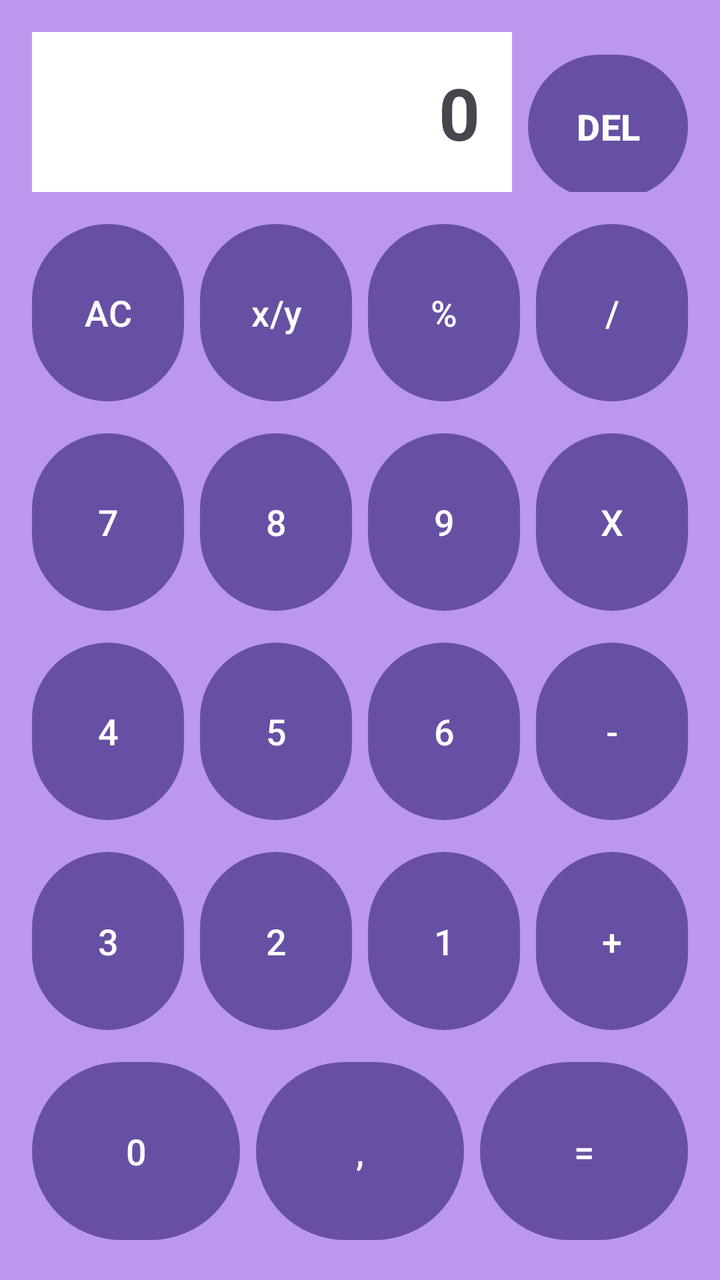
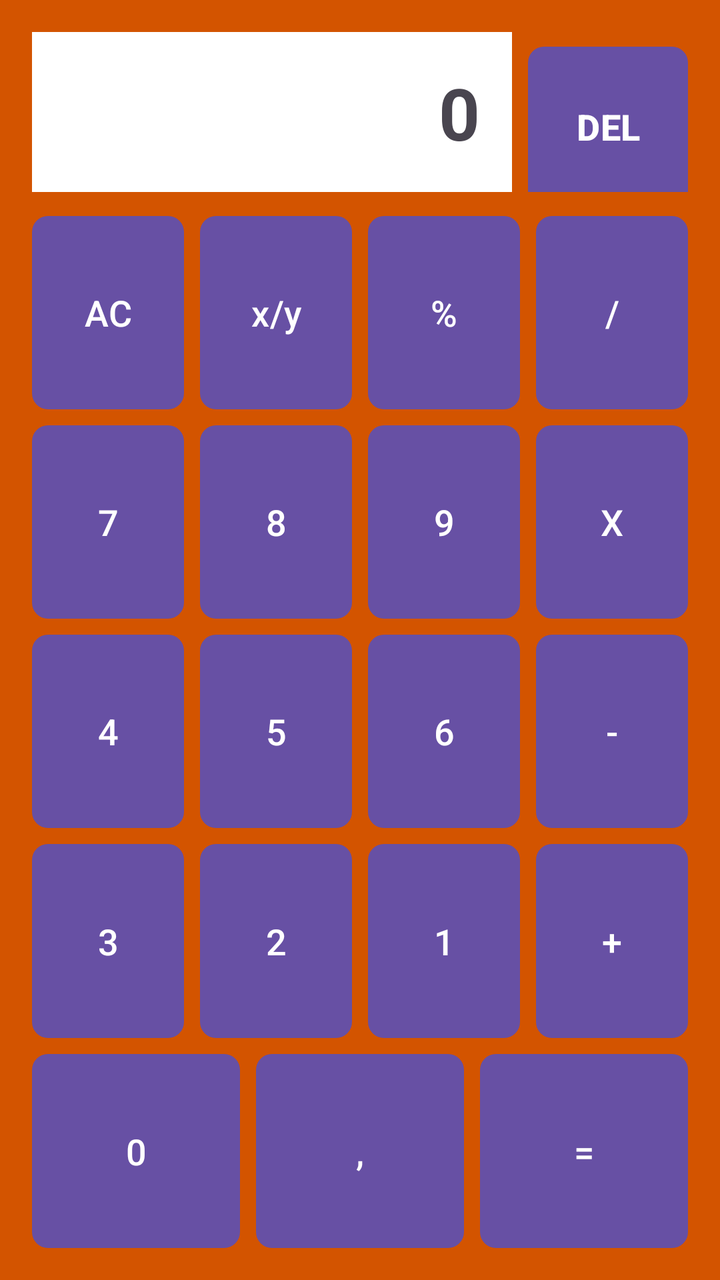

The first picture is an Android layout as it rendered before a commit; the second is the same layout after the commit. The layout source and the unified diff follow.
<!-- AndroidManifest.xml: application theme Theme.Calculadora -->
<!-- res/layout/activity_main.xml -->
<?xml version="1.0" encoding="utf-8"?>
<androidx.constraintlayout.widget.ConstraintLayout xmlns:android="http://schemas.android.com/apk/res/android"
    xmlns:tools="http://schemas.android.com/tools"
    android:id="@+id/main"
    android:layout_width="match_parent"
    android:layout_height="match_parent"
    tools:context=".MainActivity">

    <LinearLayout
        android:layout_width="match_parent"
        android:layout_height="match_parent"
        android:background="#BB97ED"
        android:orientation="vertical"
        android:padding="16dp">

        
        <LinearLayout
            android:layout_width="match_parent"
            android:layout_height="wrap_content"
            android:layout_marginBottom="12dp"
            android:orientation="horizontal">

            <TextView
                android:id="@+id/text_pantalla"
                android:layout_width="0dp"
                android:layout_height="80dp"
                android:layout_weight="3"
                android:background="#FFFFFF"
                android:gravity="end|center_vertical"
                android:padding="16dp"
                android:text="0"
                android:textSize="36sp"
                android:textStyle="bold" />

            <Button
                android:id="@+id/button_del"
                android:layout_width="0dp"
                android:layout_height="80dp"
                android:layout_marginStart="8dp"
                android:layout_weight="1"
                android:text="DEL"
                android:textColor="#FFFFFF"
                android:textSize="18sp"
                android:textStyle="bold" />
        </LinearLayout>

        
        <LinearLayout
            android:layout_width="match_parent"
            android:layout_height="0dp"
            android:layout_weight="1"
            android:orientation="vertical">

            
            <LinearLayout
                android:layout_width="match_parent"
                android:layout_height="0dp"
                android:layout_weight="1"
                android:layout_marginBottom="8dp"
                android:orientation="horizontal">

                <Button
                    android:id="@+id/button_ac"
                    android:layout_width="0dp"
                    android:layout_height="match_parent"
                    android:layout_marginEnd="4dp"
                    android:layout_weight="1"
                    android:text="AC"
                    android:textColor="#FFFFFF"
                    android:textSize="18sp" />

                <Button
                    android:id="@+id/button_plus_minus"
                    android:layout_width="0dp"
                    android:layout_height="match_parent"
                    android:layout_marginHorizontal="4dp"
                    android:layout_weight="1"
                    android:text="x/y"
                    android:textSize="18sp" />

                <Button
                    android:id="@+id/button_percent"
                    android:layout_width="0dp"
                    android:layout_height="match_parent"
                    android:layout_marginHorizontal="4dp"
                    android:layout_weight="1"
                    android:text="%"
                    android:textSize="18sp" />

                <Button
                    android:id="@+id/button_div"
                    android:layout_width="0dp"
                    android:layout_height="match_parent"
                    android:layout_marginStart="4dp"
                    android:layout_weight="1"
                    android:text="/"
                    android:textColor="#FFFFFF"
                    android:textSize="18sp" />
            </LinearLayout>

            
            <LinearLayout
                android:layout_width="match_parent"
                android:layout_height="0dp"
                android:layout_weight="1"
                android:layout_marginBottom="8dp"
                android:orientation="horizontal">

                <Button
                    android:id="@+id/button_7"
                    android:layout_width="0dp"
                    android:layout_height="match_parent"
                    android:layout_marginEnd="4dp"
                    android:layout_weight="1"
                    android:text="7"
                    android:textSize="18sp" />

                <Button
                    android:id="@+id/button_8"
                    android:layout_width="0dp"
                    android:layout_height="match_parent"
                    android:layout_marginHorizontal="4dp"
                    android:layout_weight="1"
                    android:text="8"
                    android:textSize="18sp" />

                <Button
                    android:id="@+id/button_9"
                    android:layout_width="0dp"
                    android:layout_height="match_parent"
                    android:layout_marginHorizontal="4dp"
                    android:layout_weight="1"
                    android:text="9"
                    android:textSize="18sp" />

                <Button
                    android:id="@+id/button_mul"
                    android:layout_width="0dp"
                    android:layout_height="match_parent"
                    android:layout_marginStart="4dp"
                    android:layout_weight="1"
                    android:text="X"
                    android:textColor="#FFFFFF"
                    android:textSize="18sp" />
            </LinearLayout>

            
            <LinearLayout
                android:layout_width="match_parent"
                android:layout_height="0dp"
                android:layout_weight="1"
                android:layout_marginBottom="8dp"
                android:orientation="horizontal">

                <Button
                    android:id="@+id/button_4"
                    android:layout_width="0dp"
                    android:layout_height="match_parent"
                    android:layout_marginEnd="4dp"
                    android:layout_weight="1"
                    android:text="4"
                    android:textSize="18sp" />

                <Button
                    android:id="@+id/button_5"
                    android:layout_width="0dp"
                    android:layout_height="match_parent"
                    android:layout_marginHorizontal="4dp"
                    android:layout_weight="1"
                    android:text="5"
                    android:textSize="18sp" />

                <Button
                    android:id="@+id/button_6"
                    android:layout_width="0dp"
                    android:layout_height="match_parent"
                    android:layout_marginHorizontal="4dp"
                    android:layout_weight="1"
                    android:text="6"
                    android:textSize="18sp" />

                <Button
                    android:id="@+id/button_sub"
                    android:layout_width="0dp"
                    android:layout_height="match_parent"
                    android:layout_marginStart="4dp"
                    android:layout_weight="1"
                    android:text="-"
                    android:textColor="#FFFFFF"
                    android:textSize="18sp" />
            </LinearLayout>

            
            <LinearLayout
                android:layout_width="match_parent"
                android:layout_height="0dp"
                android:layout_weight="1"
                android:layout_marginBottom="8dp"
                android:orientation="horizontal">

                <Button
                    android:id="@+id/button_3"
                    android:layout_width="0dp"
                    android:layout_height="match_parent"
                    android:layout_marginEnd="4dp"
                    android:layout_weight="1"
                    android:text="3"
                    android:textSize="18sp" />

                <Button
                    android:id="@+id/button_2"
                    android:layout_width="0dp"
                    android:layout_height="match_parent"
                    android:layout_marginHorizontal="4dp"
                    android:layout_weight="1"
                    android:text="2"
                    android:textSize="18sp" />

                <Button
                    android:id="@+id/button_1"
                    android:layout_width="0dp"
                    android:layout_height="match_parent"
                    android:layout_marginHorizontal="4dp"
                    android:layout_weight="1"
                    android:text="1"
                    android:textSize="18sp" />

                <Button
                    android:id="@+id/button_add"
                    android:layout_width="0dp"
                    android:layout_height="match_parent"
                    android:layout_marginStart="4dp"
                    android:layout_weight="1"
                    android:text="+"
                    android:textColor="#FFFFFF"
                    android:textSize="18sp" />
            </LinearLayout>

            
            <LinearLayout
                android:layout_width="match_parent"
                android:layout_height="0dp"
                android:layout_weight="1"
                android:orientation="horizontal">

                <Button
                    android:id="@+id/button_0"
                    android:layout_width="0dp"
                    android:layout_height="match_parent"
                    android:layout_marginEnd="4dp"
                    android:layout_weight="1"
                    android:text="0"
                    android:textSize="18sp" />

                <Button
                    android:id="@+id/button_comma"
                    android:layout_width="0dp"
                    android:layout_height="match_parent"
                    android:layout_marginHorizontal="4dp"
                    android:layout_weight="1"
                    android:text=","
                    android:textSize="18sp" />

                <Button
                    android:id="@+id/button_equal"
                    android:layout_width="0dp"
                    android:layout_height="match_parent"
                    android:layout_marginStart="4dp"
                    android:layout_weight="1"
                    android:text="="
                    android:textColor="#FFFFFF"
                    android:textSize="18sp" />
            </LinearLayout>

        </LinearLayout>

    </LinearLayout>

</androidx.constraintlayout.widget.ConstraintLayout>
<!-- resources referenced by this layout -->
<resources>
  <style name="Theme.Calculadora" parent="Base.Theme.Calculadora" />
  <style name="Base.Theme.Calculadora" parent="Theme.Material3.DayNight.NoActionBar">
          
          
      </style>
</resources>

<!-- the commit's change to res/layout/activity_main.xml (unified diff, before → after) -->
@@ -1,15 +1,17 @@
 <?xml version="1.0" encoding="utf-8"?>
 <androidx.constraintlayout.widget.ConstraintLayout xmlns:android="http://schemas.android.com/apk/res/android"
+    xmlns:app="http://schemas.android.com/apk/res-auto"
     xmlns:tools="http://schemas.android.com/tools"
     android:id="@+id/main"
     android:layout_width="match_parent"
     android:layout_height="match_parent"
     tools:context=".MainActivity">
 
+    
     <LinearLayout
         android:layout_width="match_parent"
         android:layout_height="match_parent"
-        android:background="#BB97ED"
+        android:background="#D35400"
         android:orientation="vertical"
         android:padding="16dp">
 
@@ -38,6 +40,7 @@
                 android:layout_height="80dp"
                 android:layout_marginStart="8dp"
                 android:layout_weight="1"
+                android:background="@drawable/boton_principal"
                 android:text="DEL"
                 android:textColor="#FFFFFF"
                 android:textSize="18sp"
@@ -65,16 +68,18 @@
                     android:layout_height="match_parent"
                     android:layout_marginEnd="4dp"
                     android:layout_weight="1"
+                    android:background="@drawable/boton_principal"
                     android:text="AC"
                     android:textColor="#FFFFFF"
                     android:textSize="18sp" />
 
                 <Button
-                    android:id="@+id/button_plus_minus"
-                    android:layout_width="0dp"
-                    android:layout_height="match_parent"
-                    android:layout_marginHorizontal="4dp"
-                    android:layout_weight="1"
+                    android:id="@+id/button_fraccion"
+                    android:layout_width="0dp"
+                    android:layout_height="match_parent"
+                    android:layout_marginHorizontal="4dp"
+                    android:layout_weight="1"
+                    android:background="@drawable/boton_secundario"
                     android:text="x/y"
                     android:textSize="18sp" />
 
@@ -84,6 +89,7 @@
                     android:layout_height="match_parent"
                     android:layout_marginHorizontal="4dp"
                     android:layout_weight="1"
+                    android:background="@drawable/boton_secundario"
                     android:text="%"
                     android:textSize="18sp" />
 
@@ -93,6 +99,7 @@
                     android:layout_height="match_parent"
                     android:layout_marginStart="4dp"
                     android:layout_weight="1"
+                    android:background="@drawable/boton_principal"
                     android:text="/"
                     android:textColor="#FFFFFF"
                     android:textSize="18sp" />
@@ -112,6 +119,7 @@
                     android:layout_height="match_parent"
                     android:layout_marginEnd="4dp"
                     android:layout_weight="1"
+                    android:background="@drawable/boton_secundario"
                     android:text="7"
                     android:textSize="18sp" />
 
@@ -121,6 +129,7 @@
                     android:layout_height="match_parent"
                     android:layout_marginHorizontal="4dp"
                     android:layout_weight="1"
+                    android:background="@drawable/boton_secundario"
                     android:text="8"
                     android:textSize="18sp" />
 
@@ -130,6 +139,7 @@
                     android:layout_height="match_parent"
                     android:layout_marginHorizontal="4dp"
                     android:layout_weight="1"
+                    android:background="@drawable/boton_secundario"
                     android:text="9"
                     android:textSize="18sp" />
 
@@ -139,6 +149,7 @@
                     android:layout_height="match_parent"
                     android:layout_marginStart="4dp"
                     android:layout_weight="1"
+                    android:background="@drawable/boton_principal"
                     android:text="X"
                     android:textColor="#FFFFFF"
                     android:textSize="18sp" />
@@ -158,6 +169,7 @@
                     android:layout_height="match_parent"
                     android:layout_marginEnd="4dp"
                     android:layout_weight="1"
+                    android:background="@drawable/boton_secundario"
                     android:text="4"
                     android:textSize="18sp" />
 
@@ -167,6 +179,7 @@
                     android:layout_height="match_parent"
                     android:layout_marginHorizontal="4dp"
                     android:layout_weight="1"
+                    android:background="@drawable/boton_secundario"
                     android:text="5"
                     android:textSize="18sp" />
 
@@ -176,6 +189,7 @@
                     android:layout_height="match_parent"
                     android:layout_marginHorizontal="4dp"
                     android:layout_weight="1"
+                    android:background="@drawable/boton_secundario"
                     android:text="6"
                     android:textSize="18sp" />
 
@@ -185,6 +199,7 @@
                     android:layout_height="match_parent"
                     android:layout_marginStart="4dp"
                     android:layout_weight="1"
+                    android:background="@drawable/boton_principal"
                     android:text="-"
                     android:textColor="#FFFFFF"
                     android:textSize="18sp" />
@@ -204,6 +219,7 @@
                     android:layout_height="match_parent"
                     android:layout_marginEnd="4dp"
                     android:layout_weight="1"
+                    android:background="@drawable/boton_secundario"
                     android:text="3"
                     android:textSize="18sp" />
 
@@ -213,6 +229,7 @@
                     android:layout_height="match_parent"
                     android:layout_marginHorizontal="4dp"
                     android:layout_weight="1"
+                    android:background="@drawable/boton_secundario"
                     android:text="2"
                     android:textSize="18sp" />
 
@@ -222,6 +239,7 @@
                     android:layout_height="match_parent"
                     android:layout_marginHorizontal="4dp"
                     android:layout_weight="1"
+                    android:background="@drawable/boton_secundario"
                     android:text="1"
                     android:textSize="18sp" />
 
@@ -231,6 +249,7 @@
                     android:layout_height="match_parent"
                     android:layout_marginStart="4dp"
                     android:layout_weight="1"
+                    android:background="@drawable/boton_principal"
                     android:text="+"
                     android:textColor="#FFFFFF"
                     android:textSize="18sp" />
@@ -249,6 +268,7 @@
                     android:layout_height="match_parent"
                     android:layout_marginEnd="4dp"
                     android:layout_weight="1"
+                    android:background="@drawable/boton_secundario"
                     android:text="0"
                     android:textSize="18sp" />
 
@@ -258,6 +278,7 @@
                     android:layout_height="match_parent"
                     android:layout_marginHorizontal="4dp"
                     android:layout_weight="1"
+                    android:background="@drawable/boton_secundario"
                     android:text=","
                     android:textSize="18sp" />
 
@@ -267,6 +288,7 @@
                     android:layout_height="match_parent"
                     android:layout_marginStart="4dp"
                     android:layout_weight="1"
+                    android:background="@drawable/boton_principal"
                     android:text="="
                     android:textColor="#FFFFFF"
                     android:textSize="18sp" />
<!-- resource entries referenced after the edit -->
@@ -1,5 +1,61 @@
 <!-- resources referenced by this layout -->
 <resources>
+  <!-- drawable boton_principal (drawable) -->
+  <?xml version="1.0" encoding="utf-8"?>
+  <selector xmlns:android="http://schemas.android.com/apk/res/android">
+      
+      <item android:state_pressed="true">
+          <shape android:shape="rectangle">
+              <solid android:color="#27AE60"/>
+              <corners android:radius="8dp"/>
+          </shape>
+      </item>
+  
+      
+      <item android:state_hovered="true">
+          <shape android:shape="rectangle">
+              <solid android:color="#52BE80"/>
+              <corners android:radius="8dp"/>
+          </shape>
+      </item>
+  
+      
+      <item>
+          <shape android:shape="rectangle">
+              <solid android:color="#2ECC71"/>
+              <corners android:radius="8dp"/>
+          </shape>
+      </item>
+  </selector>
+  <!-- drawable boton_secundario (drawable) -->
+  <?xml version="1.0" encoding="utf-8"?>
+  <selector xmlns:android="http://schemas.android.com/apk/res/android">
+  
+      
+      <item android:state_pressed="true">
+          <shape android:shape="rectangle">
+              <solid android:color="#D4AC0D"/>
+              <corners android:radius="8dp"/>
+          </shape>
+      </item>
+  
+      
+      <item android:state_hovered="true">
+          <shape android:shape="rectangle">
+              <solid android:color="#F7DC6F"/>
+              <corners android:radius="8dp"/>
+          </shape>
+      </item>
+  
+      
+      <item>
+          <shape android:shape="rectangle">
+              <solid android:color="#F1C40F"/>
+              <corners android:radius="8dp"/>
+          </shape>
+      </item>
+  
+  </selector>
   <style name="Theme.Calculadora" parent="Base.Theme.Calculadora" />
   <style name="Base.Theme.Calculadora" parent="Theme.Material3.DayNight.NoActionBar">
           
